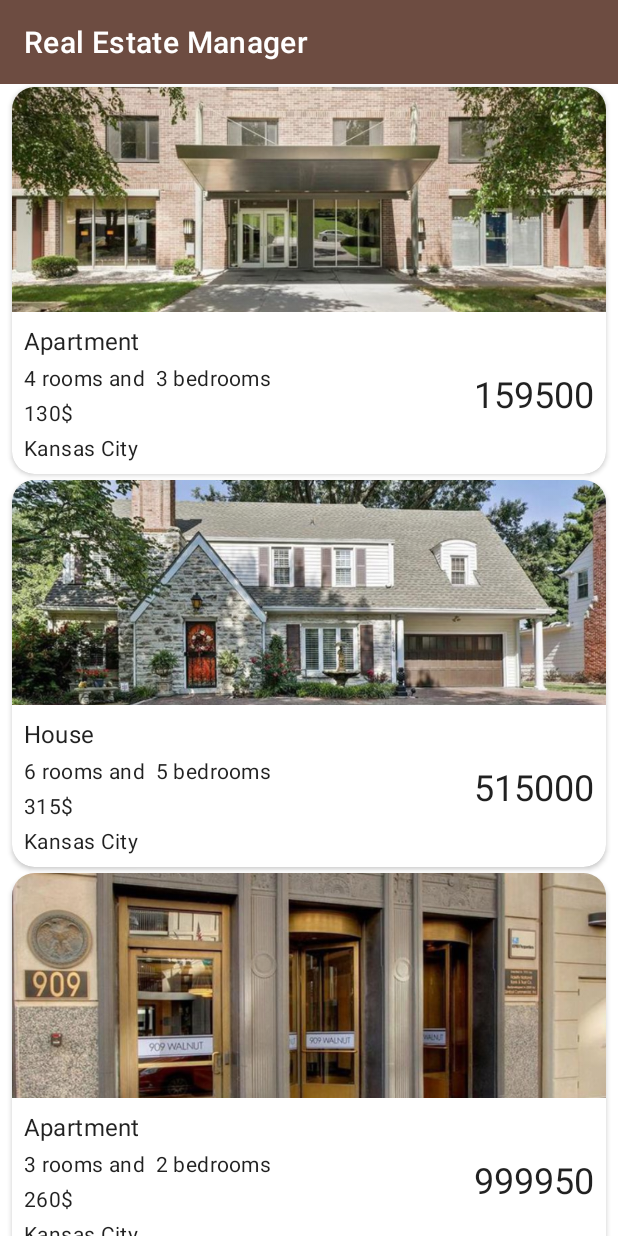
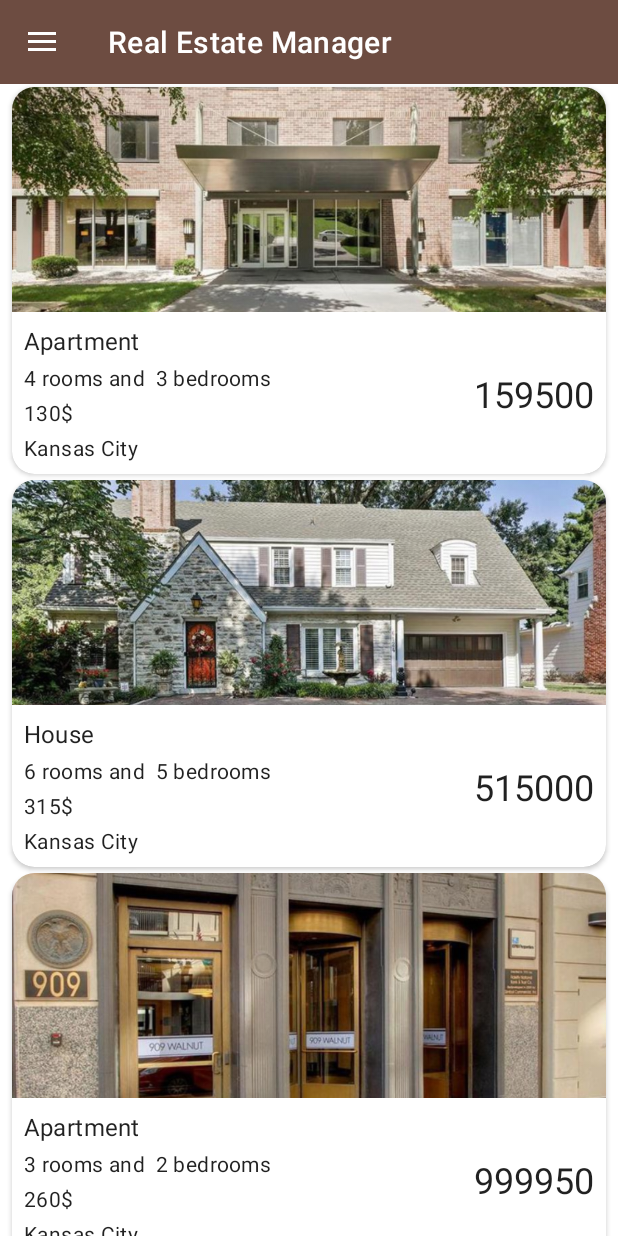
Before and after one commit to Benlefevre/RealEstateManager, an Android app: the screen it shows after launch (MainActivity), on a phone screen of 412 x 824 dp. Run offline under Robolectric (Android 15) with nearby library versions, the phone set to English and light mode, and no system bars; our stand-ins replace ButterKnife, Room's generated code; libraries missing offline, so code that uses them is left out: com.facebook.stetho, pub.devrel.easypermissions; 2 statements that could not run were skipped.

Commit message:
Adding AgentLocationFragment to display the user's location and all the real estates around him. Adding a navigation drawer in the main activity.

```diff
--- a/app/src/main/AndroidManifest.xml
+++ b/app/src/main/AndroidManifest.xml
@@ -10,6 +10,8 @@
     <uses-permission android:name="android.permission.INTERNET" />
     <uses-permission android:name="android.permission.CAMERA"/>
     <uses-permission android:name="android.permission.WRITE_EXTERNAL_STORAGE"/>
+    <uses-permission android:name="android.permission.ACCESS_FINE_LOCATION"/>
+    <uses-permission android:name="android.permission.ACCESS_COARSE_LOCATION"/>
 
     <application
         android:name="com.openclassrooms.realestatemanager.RealEstateApplication"
--- a/app/src/main/java/com/openclassrooms/realestatemanager/data/database/RealEstateDatabase.java
+++ b/app/src/main/java/com/openclassrooms/realestatemanager/data/database/RealEstateDatabase.java
@@ -32,17 +32,13 @@ public abstract class RealEstateDatabase extends RoomDatabase {
                 if (INSTANCE == null){
                     INSTANCE = Room.databaseBuilder(context.getApplicationContext(),RealEstateDatabase.class,
                             "RealEstateManager.db")
-//                            .addCallback(prepopulateDatabase())
                             .addCallback(new Callback() {
                                 @Override
                                 public void onCreate(@NonNull SupportSQLiteDatabase db) {
                                     super.onCreate(db);
-                                    Executors.newSingleThreadExecutor().execute(new Runnable() {
-                                        @Override
-                                        public void run() {
-                                            getInstance(context).mRealEstateDao().insertAll(RealEstate.populateData());
-                                            getInstance(context).mRealEstatePicturesDao().insertAll(Pictures.populateData());
-                                        }
+                                    Executors.newSingleThreadExecutor().execute(() -> {
+                                        getInstance(context).mRealEstateDao().insertAll(RealEstate.populateData());
+                                        getInstance(context).mRealEstatePicturesDao().insertAll(Pictures.populateData());
                                     });
                                 }
                             })
@@ -52,43 +48,4 @@ public abstract class RealEstateDatabase extends RoomDatabase {
         }
         return INSTANCE;
     }
-
-//    private static Callback prepopulateDatabase() {
-//        return new Callback() {
-//            @Override
-//            public void onCreate(@NonNull SupportSQLiteDatabase db) {
-//                super.onCreate(db);
-//
-//                Date date = new Date();
-//                ContentValues contentValues =  new ContentValues();
-//                contentValues.put("mId", 1);
-//                contentValues.put("mTypeProperty", "apartment");
-//                contentValues.put("mPrice", 325000);
-//                contentValues.put("mSurface", 130);
-//                contentValues.put("mNbPieces", 4);
-//                contentValues.put("mNbBedrooms", 3);
-//                contentValues.put("mNbBathrooms", 2);
-//                contentValues.put("mDescription", "Very nice apartment located on the 3rd and last floor of 130m2." +
-//                        " Located in the heart of town and close to all amenities. It has 3 large bedrooms," +
-//                        " 2 bathrooms and a large living room with a terrace overlooking a private park.");
-//                contentValues.put("mAddress", "324 East 11th Street Kansas City, MO 64106");
-//                contentValues.put("mZipCode", 64106);
-//                contentValues.put("mCity", "Kansas City");
-//                contentValues.put("mStatus", "For sale");
-//                contentValues.put("mInitialSale", String.valueOf(date));
-//                contentValues.put("mFinalSale", "");
-//                contentValues.put("mRealEstateAgent", "Lefèvre Benoit");
-//                contentValues.put("mYearConstruction", "");
-//                contentValues.put("mFloors", 3);
-//                contentValues.put("mCoOwnership", true);
-//                db.insert("RealEstate", OnConflictStrategy.IGNORE, contentValues);
-//
-//                contentValues = new ContentValues();
-//                contentValues.put("mUri", "content://media/external/images/media/163");
-//                contentValues.put("mRealEstateId",1);
-//
-//                db.insert("Pictures", OnConflictStrategy.IGNORE, contentValues);
-//            }
-//        };
-//    }
 }
--- a/app/src/main/java/com/openclassrooms/realestatemanager/ui/controllers/activities/MainActivity.java
+++ b/app/src/main/java/com/openclassrooms/realestatemanager/ui/controllers/activities/MainActivity.java
@@ -6,15 +6,21 @@ import android.content.Intent;
 import android.net.Uri;
 import android.os.Bundle;
 import android.provider.MediaStore;
+import android.view.MenuItem;
 import android.widget.FrameLayout;
 
 import androidx.annotation.NonNull;
+import androidx.appcompat.app.ActionBarDrawerToggle;
 import androidx.appcompat.app.AppCompatActivity;
 import androidx.appcompat.widget.Toolbar;
+import androidx.core.view.GravityCompat;
+import androidx.drawerlayout.widget.DrawerLayout;
 import androidx.fragment.app.FragmentManager;
 
+import com.google.android.material.navigation.NavigationView;
 import com.openclassrooms.realestatemanager.R;
 import com.openclassrooms.realestatemanager.data.entities.Pictures;
+import com.openclassrooms.realestatemanager.ui.controllers.fragments.AgentLocationFragment;
 import com.openclassrooms.realestatemanager.ui.controllers.fragments.DetailsFragment;
 import com.openclassrooms.realestatemanager.ui.controllers.fragments.FullScreenFragment;
 import com.openclassrooms.realestatemanager.ui.controllers.fragments.RealEstateListFragment;
@@ -26,20 +32,31 @@ import butterknife.ButterKnife;
 import pub.devrel.easypermissions.AfterPermissionGranted;
 import pub.devrel.easypermissions.EasyPermissions;
 
+import static com.openclassrooms.realestatemanager.utils.Constants.ACCESS_LOCATION;
+import static com.openclassrooms.realestatemanager.utils.Constants.AGENT_LOCATION_FRAGMENT;
+import static com.openclassrooms.realestatemanager.utils.Constants.DETAILS_FRAGMENT;
+import static com.openclassrooms.realestatemanager.utils.Constants.ESTATE_LIST_FRAGMENT;
+import static com.openclassrooms.realestatemanager.utils.Constants.FULL_SCREEN_FRAGMENT;
 import static com.openclassrooms.realestatemanager.utils.Constants.IMAGE_CAPTURE_CODE;
 import static com.openclassrooms.realestatemanager.utils.Constants.IMAGE_PICK_CODE;
 import static com.openclassrooms.realestatemanager.utils.Constants.READ_AND_WRITE_EXTERNAL_STORAGE;
 
 public class MainActivity extends AppCompatActivity implements RealEstateListFragment.OnFragmentInteractionListener,
-        DetailsFragment.OnFragmentInteractionListener {
+        DetailsFragment.OnFragmentInteractionListener, NavigationView.OnNavigationItemSelectedListener {
 
     @BindView(R.id.activity_main_toolbar)
     Toolbar mToolbar;
     @BindView(R.id.activity_main_container)
     FrameLayout mContainer;
+    @BindView(R.id.activity_home_nav_view)
+    NavigationView mNavView;
+    @BindView(R.id.activity_home_drawer)
+    DrawerLayout mDrawer;
 
     private FragmentManager mFragmentManager;
     private Uri image_uri;
+    private int mDisplayedFragment;
+    private Boolean mLocationPermissionsGranted;
 
     @Override
     protected void onCreate(Bundle savedInstanceState) {
@@ -48,16 +65,31 @@ public class MainActivity extends AppCompatActivity implements RealEstateListFra
         ButterKnife.bind(this);
         getPermissionsExternalStorage();
         configureToolbar();
+        configureDrawer();
+        configureNavigationView();
         mFragmentManager = getSupportFragmentManager();
         displayMainFragment();
     }
 
     private void displayMainFragment() {
-        RealEstateListFragment realEstateListFragment = (RealEstateListFragment) mFragmentManager.findFragmentByTag("EstateListFragment");
+        mDisplayedFragment = 1;
+        RealEstateListFragment realEstateListFragment = (RealEstateListFragment) mFragmentManager.findFragmentByTag(ESTATE_LIST_FRAGMENT);
         if (realEstateListFragment == null) {
             mFragmentManager.beginTransaction().add(R.id.activity_main_container,
-                    RealEstateListFragment.newInstance(), "EstateListFragment").commit();
+                    RealEstateListFragment.newInstance(), ESTATE_LIST_FRAGMENT)
+                    .commit();
         }
+    }
+
+    private void configureNavigationView(){
+        mNavView.setNavigationItemSelectedListener(this);
+    }
+
+    private void configureDrawer() {
+        ActionBarDrawerToggle toggle = new ActionBarDrawerToggle(this, mDrawer, mToolbar,
+                R.string.open_drawer, R.string.close_drawer);
+        mDrawer.addDrawerListener(toggle);
+        toggle.syncState();
     }
 
     private void configureToolbar() {
@@ -92,8 +124,20 @@ public class MainActivity extends AppCompatActivity implements RealEstateListFra
     private void getPermissionsExternalStorage() {
         String[] perms = {Manifest.permission.WRITE_EXTERNAL_STORAGE};
         if (!EasyPermissions.hasPermissions(this, perms)) {
-            EasyPermissions.requestPermissions(this, "We need this permissions to access pictures saved in your device.",
+            EasyPermissions.requestPermissions(this, getString(R.string.storage_rationale),
                     READ_AND_WRITE_EXTERNAL_STORAGE, perms);
+        }
+    }
+
+    @AfterPermissionGranted(ACCESS_LOCATION)
+    private void getPermissionsAccessLocation(){
+        String[] perms = {Manifest.permission.ACCESS_FINE_LOCATION, Manifest.permission.ACCESS_COARSE_LOCATION};
+        if(!EasyPermissions.hasPermissions(this,perms)){
+            mLocationPermissionsGranted = false;
+            EasyPermissions.requestPermissions(this, getString(R.string.location_rationale),
+                    ACCESS_LOCATION, perms);
+        }else{
+            mLocationPermissionsGranted = true;
         }
     }
 
@@ -120,9 +164,10 @@ public class MainActivity extends AppCompatActivity implements RealEstateListFra
 
     @Override
     public void onFragmentInteraction(long id) {
-        DetailsFragment detailsFragment = (DetailsFragment) mFragmentManager.findFragmentByTag("DetailsFragment");
+        mDisplayedFragment = 2;
+        DetailsFragment detailsFragment = (DetailsFragment) mFragmentManager.findFragmentByTag(DETAILS_FRAGMENT);
         if (detailsFragment == null) {
-            mFragmentManager.beginTransaction().replace(R.id.activity_main_container, DetailsFragment.newInstance(id), "DetailsFragment")
+            mFragmentManager.beginTransaction().replace(R.id.activity_main_container, DetailsFragment.newInstance(id), DETAILS_FRAGMENT)
                     .addToBackStack("Fragment")
                     .commit();
         }
@@ -130,12 +175,34 @@ public class MainActivity extends AppCompatActivity implements RealEstateListFra
 
     @Override
     public void onFragmentInteraction(List<Pictures> pictures, Uri uri) {
-        FullScreenFragment fullScreenFragment = (FullScreenFragment) mFragmentManager.findFragmentByTag("FullScreenFragment");
-        if (fullScreenFragment == null){
-            mFragmentManager.beginTransaction().replace(R.id.activity_main_container, FullScreenFragment.newInstance(pictures,uri),"FullScreenFragment")
+        mDisplayedFragment = 3;
+        FullScreenFragment fullScreenFragment = (FullScreenFragment) mFragmentManager.findFragmentByTag(FULL_SCREEN_FRAGMENT);
+        if (fullScreenFragment == null) {
+            mFragmentManager.beginTransaction().replace(R.id.activity_main_container, FullScreenFragment.newInstance(pictures, uri), FULL_SCREEN_FRAGMENT)
                     .addToBackStack("Fragment")
                     .commit();
         }
+    }
+
+    @Override
+    public boolean onNavigationItemSelected(@NonNull MenuItem item) {
+        switch(item.getItemId()){
+            case R.id.drawer_localisation:
+                mDisplayedFragment = 4;
+                getPermissionsAccessLocation();
+                AgentLocationFragment agentLocationFragment = (AgentLocationFragment) mFragmentManager.findFragmentByTag(AGENT_LOCATION_FRAGMENT);
+                if (agentLocationFragment == null){
+                    mFragmentManager.beginTransaction().replace(R.id.activity_main_container, AgentLocationFragment.newInstance(mLocationPermissionsGranted),AGENT_LOCATION_FRAGMENT)
+                            .addToBackStack("Fragment")
+                            .commit();
+                }
+                break;
+            case R.id.drawer_setting:
+                mDisplayedFragment = 5;
+                break;
+        }
+        mDrawer.closeDrawer(GravityCompat.START);
+        return true;
     }
 //
 //    @Override
@@ -149,4 +216,13 @@ public class MainActivity extends AppCompatActivity implements RealEstateListFra
 //            mImageView.setImageURI(data.getData());
 //        }
 //    }
+
+
+    @Override
+    public void onBackPressed() {
+        if(mDrawer.isDrawerOpen(GravityCompat.START))
+            mDrawer.closeDrawer(GravityCompat.START);
+        else
+            super.onBackPressed();
+    }
 }
--- /dev/null
+++ b/app/src/main/res/drawable/ic_map.xml
@@ -0,0 +1,9 @@
+<vector xmlns:android="http://schemas.android.com/apk/res/android"
+        android:width="24dp"
+        android:height="24dp"
+        android:viewportWidth="24.0"
+        android:viewportHeight="24.0">
+    <path
+        android:fillColor="#FF000000"
+        android:pathData="M20.5,3l-0.16,0.03L15,5.1 9,3 3.36,4.9c-0.21,0.07 -0.36,0.25 -0.36,0.48V20.5c0,0.28 0.22,0.5 0.5,0.5l0.16,-0.03L9,18.9l6,2.1 5.64,-1.9c0.21,-0.07 0.36,-0.25 0.36,-0.48V3.5c0,-0.28 -0.22,-0.5 -0.5,-0.5zM15,19l-6,-2.11V5l6,2.11V19z"/>
+</vector>
--- /dev/null
+++ b/app/src/main/res/drawable/ic_settings.xml
@@ -0,0 +1,9 @@
+<vector xmlns:android="http://schemas.android.com/apk/res/android"
+        android:width="24dp"
+        android:height="24dp"
+        android:viewportWidth="24"
+        android:viewportHeight="24">
+    <path
+        android:fillColor="#FF000000"
+        android:pathData="M19.1,12.9a2.8,2.8 0,0 0,0.1 -0.9,2.8 2.8,0 0,0 -0.1,-0.9l2.1,-1.6a0.7,0.7 0,0 0,0.1 -0.6L19.4,5.5a0.7,0.7 0,0 0,-0.6 -0.2l-2.4,1a6.5,6.5 0,0 0,-1.6 -0.9l-0.4,-2.6a0.5,0.5 0,0 0,-0.5 -0.4H10.1a0.5,0.5 0,0 0,-0.5 0.4L9.3,5.4a5.6,5.6 0,0 0,-1.7 0.9l-2.4,-1a0.4,0.4 0,0 0,-0.5 0.2l-2,3.4c-0.1,0.2 0,0.4 0.2,0.6l2,1.6a2.8,2.8 0,0 0,-0.1 0.9,2.8 2.8,0 0,0 0.1,0.9L2.8,14.5a0.7,0.7 0,0 0,-0.1 0.6l1.9,3.4a0.7,0.7 0,0 0,0.6 0.2l2.4,-1a6.5,6.5 0,0 0,1.6 0.9l0.4,2.6a0.5,0.5 0,0 0,0.5 0.4h3.8a0.5,0.5 0,0 0,0.5 -0.4l0.3,-2.6a5.6,5.6 0,0 0,1.7 -0.9l2.4,1a0.4,0.4 0,0 0,0.5 -0.2l2,-3.4c0.1,-0.2 0,-0.4 -0.2,-0.6ZM12,15.6A3.6,3.6 0,1 1,15.6 12,3.6 3.6,0 0,1 12,15.6Z"/>
+</vector>
--- a/app/src/main/res/layout/activity_main.xml
+++ b/app/src/main/res/layout/activity_main.xml
@@ -1,10 +1,16 @@
 <?xml version="1.0" encoding="utf-8"?>
-<androidx.constraintlayout.widget.ConstraintLayout xmlns:android="http://schemas.android.com/apk/res/android"
+<androidx.drawerlayout.widget.DrawerLayout xmlns:android="http://schemas.android.com/apk/res/android"
     xmlns:app="http://schemas.android.com/apk/res-auto"
     xmlns:tools="http://schemas.android.com/tools"
+    android:id="@+id/activity_home_drawer"
     android:layout_width="match_parent"
     android:layout_height="match_parent"
-    tools:context="com.openclassrooms.realestatemanager.ui.controllers.activities.MainActivity"
+    tools:context="com.openclassrooms.realestatemanager.ui.controllers.activities.MainActivity">
+
+
+    <androidx.constraintlayout.widget.ConstraintLayout
+        android:layout_width="match_parent"
+        android:layout_height="match_parent"
         android:gravity="center">
 
         <include
@@ -21,5 +27,19 @@
             app:layout_constraintBottom_toBottomOf="parent"
             app:layout_constraintTop_toBottomOf="@+id/activity_main_toolbar" />
 
+    </androidx.constraintlayout.widget.ConstraintLayout>
 
-</androidx.constraintlayout.widget.ConstraintLayout>
+    <com.google.android.material.navigation.NavigationView
+        android:id="@+id/activity_home_nav_view"
+        android:layout_width="wrap_content"
+        android:layout_height="match_parent"
+        android:layout_gravity="start"
+        android:background="@color/colorPrimary"
+        android:fitsSystemWindows="true"
+        app:itemIconTint="@android:color/white"
+        app:menu="@menu/drawer_menu"
+        app:itemTextColor="@android:color/white">
+
+    </com.google.android.material.navigation.NavigationView>
+
+</androidx.drawerlayout.widget.DrawerLayout>
--- a/app/src/main/res/layout/fragment_details.xml
+++ b/app/src/main/res/layout/fragment_details.xml
@@ -176,9 +176,11 @@
 
     <com.google.android.gms.maps.MapView
         android:id="@+id/fragment_details_mapView"
-        android:layout_width="180dp"
+        android:layout_width="0dp"
         android:layout_height="180dp"
+        android:layout_marginStart="4dp"
         android:layout_marginTop="8dp"
+        android:layout_marginEnd="4dp"
         app:layout_constraintBottom_toBottomOf="@+id/fragment_details_floors_txt"
         app:layout_constraintEnd_toEndOf="parent"
         app:layout_constraintStart_toStartOf="@+id/guideline"
--- /dev/null
+++ b/app/src/main/res/menu/drawer_menu.xml
@@ -0,0 +1,16 @@
+<?xml version="1.0" encoding="utf-8"?>
+<menu xmlns:android="http://schemas.android.com/apk/res/android">
+
+    <item
+        android:id="@+id/drawer_localisation"
+        android:icon="@drawable/ic_map"
+        android:title="@string/around_me"/>
+
+    <item
+        android:id="@+id/drawer_setting"
+        android:icon="@drawable/ic_settings"
+        android:title="@string/settings"/>
+
+
+
+</menu>
--- a/app/src/main/res/values/strings.xml
+++ b/app/src/main/res/values/strings.xml
@@ -17,4 +17,10 @@
     <string name="price">Price</string>
     <string name="rooms_and_bedrooms">%1d rooms and %2d bedrooms</string>
     <string name="realestate_photo">RealEstate Photo</string>
+    <string name="settings">Settings</string>
+    <string name="close_drawer">Close navigation drawer</string>
+    <string name="open_drawer">Open navigation drawer</string>
+    <string name="around_me">Around me</string>
+    <string name="location_rationale">We need this permissions to locate your position and display all real estates around you.</string>
+    <string name="storage_rationale">We need this permissions to access pictures saved in your device.</string>
 </resources>
--- a/app/src/main/res/values/styles.xml
+++ b/app/src/main/res/values/styles.xml
@@ -24,6 +24,7 @@
 
     <style name="ToolbarTheme" parent="AppTheme">
         <item name="android:textColorPrimary">@color/colorOnPrimary</item>
+        <item name="colorControlNormal">@android:color/white</item>
     </style>
 
 </resources>
```
Also changed, not shown: app/src/main/java/com/openclassrooms/realestatemanager/ui/controllers/fragments/AgentLocationFragment.java (added, +194 -0 lines), app/src/main/java/com/openclassrooms/realestatemanager/ui/controllers/fragments/DetailsFragment.java (+7 -6 lines), app/src/main/java/com/openclassrooms/realestatemanager/utils/Constants.java (+9 -2 lines), app/src/main/res/layout/fragment_agent_location.xml (added, +14 -0 lines). Lines whose indentation alone changed are shown as unchanged.
